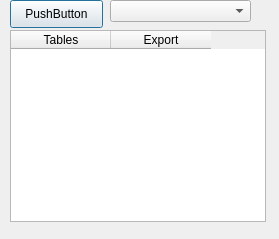
Qt form main_window.ui (Paymir121/report_parsing) before a commit.
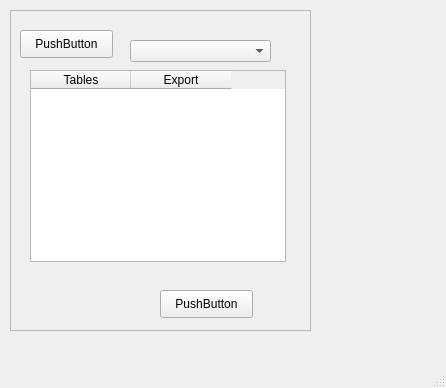
The same form after that commit.

```diff
--- a/main_window.ui
+++ b/main_window.ui
@@ -1,46 +1,39 @@
 <?xml version="1.0" encoding="UTF-8"?>
 <ui version="4.0">
- <class>Dialog</class>
- <widget class="QDialog" name="Dialog">
+ <class>MainWindow</class>
+ <widget class="QMainWindow" name="MainWindow">
   <property name="geometry">
    <rect>
     <x>0</x>
     <y>0</y>
-    <width>279</width>
-    <height>239</height>
+    <width>446</width>
+    <height>388</height>
    </rect>
   </property>
   <property name="windowTitle">
    <string>Dialog</string>
   </property>
-  <widget class="QPushButton" name="add_file">
+  <widget class="QWidget" name="centralwidget">
+   <widget class="QFrame" name="frame">
    <property name="geometry">
     <rect>
      <x>10</x>
-     <y>0</y>
-     <width>93</width>
-     <height>28</height>
-    </rect>
-   </property>
-   <property name="text">
-    <string>PushButton</string>
-   </property>
-  </widget>
-  <widget class="QComboBox" name="tables_combobox">
-   <property name="geometry">
-    <rect>
-     <x>110</x>
-     <y>0</y>
-     <width>141</width>
-     <height>22</height>
-    </rect>
-   </property>
-  </widget>
+      <y>10</y>
+      <width>301</width>
+      <height>321</height>
+     </rect>
+    </property>
+    <property name="frameShape">
+     <enum>QFrame::StyledPanel</enum>
+    </property>
+    <property name="frameShadow">
+     <enum>QFrame::Raised</enum>
+    </property>
   <widget class="QTableWidget" name="data_tables">
    <property name="geometry">
     <rect>
-     <x>10</x>
-     <y>30</y>
+       <x>20</x>
+       <y>60</y>
      <width>256</width>
      <height>192</height>
     </rect>
@@ -56,6 +49,55 @@
     </property>
    </column>
   </widget>
+    <widget class="QPushButton" name="add_file_pushbutton">
+     <property name="geometry">
+      <rect>
+       <x>10</x>
+       <y>20</y>
+       <width>93</width>
+       <height>28</height>
+      </rect>
+     </property>
+     <property name="text">
+      <string>PushButton</string>
+     </property>
+    </widget>
+    <widget class="QComboBox" name="tables_combobox">
+     <property name="geometry">
+      <rect>
+       <x>120</x>
+       <y>30</y>
+       <width>141</width>
+       <height>22</height>
+      </rect>
+     </property>
+    </widget>
+    <widget class="QPushButton" name="export_pushbutton">
+     <property name="geometry">
+      <rect>
+       <x>150</x>
+       <y>280</y>
+       <width>93</width>
+       <height>28</height>
+      </rect>
+     </property>
+     <property name="text">
+      <string>PushButton</string>
+     </property>
+    </widget>
+   </widget>
+  </widget>
+  <widget class="QMenuBar" name="menubar">
+   <property name="geometry">
+    <rect>
+     <x>0</x>
+     <y>0</y>
+     <width>446</width>
+     <height>26</height>
+    </rect>
+   </property>
+  </widget>
+  <widget class="QStatusBar" name="statusbar"/>
  </widget>
  <resources/>
  <connections/>
```
Left out of the diff: 2 changed lines with no effect on the pictures. Lines whose indentation alone changed are shown as unchanged.
